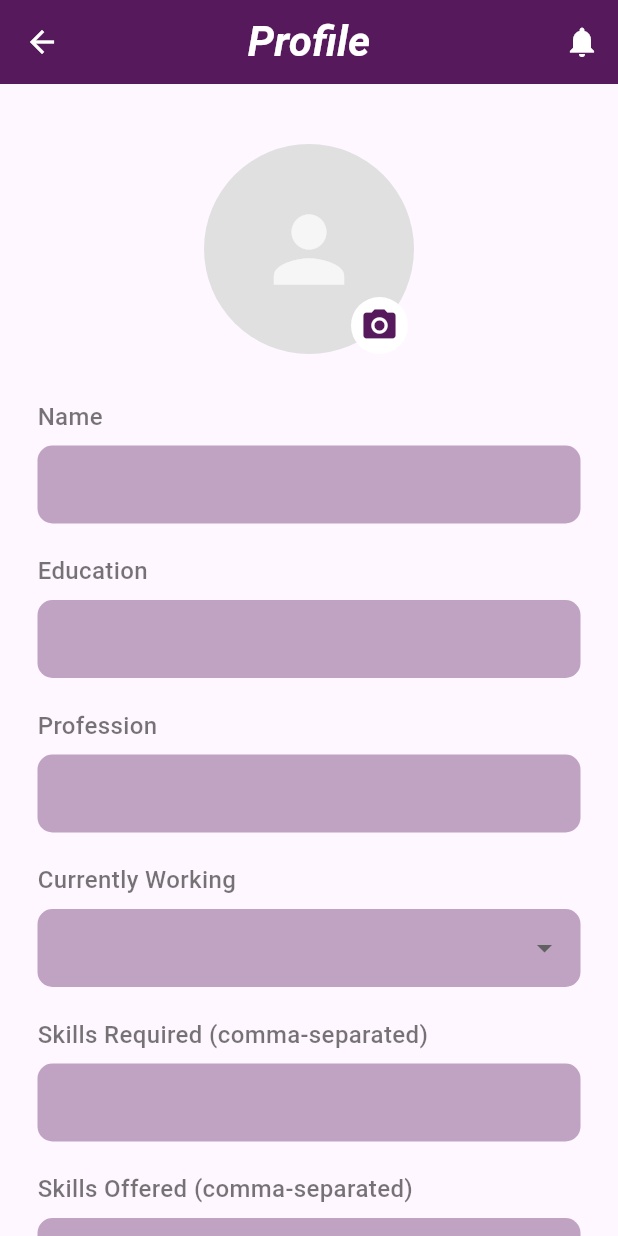
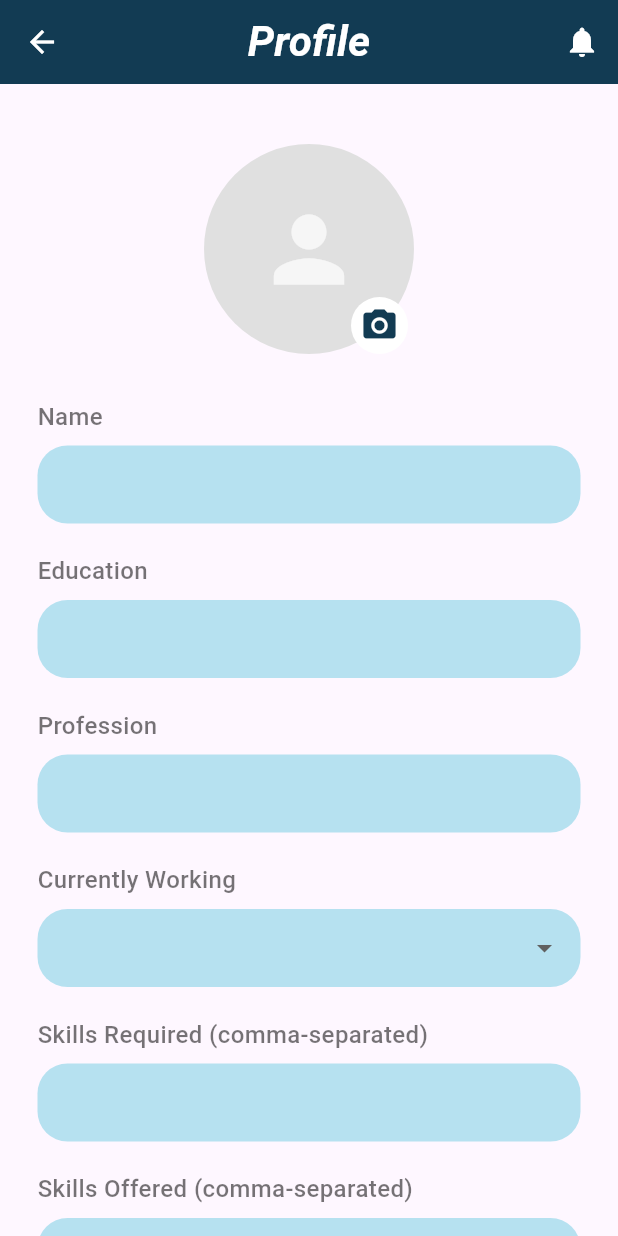
Before and after one commit to AAC-Open-Source-Pool/SkillSocket, a Flutter app: the Profile screen opened directly, on a phone screen of 412 x 824 dp. Run offline on Flutter 3.47's test engine with Material 3 defaults, Android fonts, the phone set to English and light mode, and no system bars; our stand-ins replace flutter_local_notifications, image_picker, pie_chart, share_plus, shared_preferences, socket_io_client and 1 more; missing offline and left inert: swipable_stack; accounts and stored records are empty; network calls fail.

Commit message:
color changes

```diff
--- a/lib/history.dart
+++ b/lib/history.dart
@@ -36,8 +36,8 @@ class History extends StatelessWidget {
         title: Text(
           'History',
           style: TextStyle(
-            fontSize: 32,
-            fontStyle: FontStyle.italic,
+            fontSize: 30,
+            //fontStyle: FontStyle.italic,
             color: Colors.white,
           ),
         ),
--- a/lib/notification.dart
+++ b/lib/notification.dart
@@ -90,7 +90,7 @@ class _NotificationsState extends State<Notifications> {
             color: Colors.white,
           ),
         ),
-        backgroundColor: const Color(0xFF56195B),
+        backgroundColor: const Color(0xFF123b53),
         iconTheme: const IconThemeData(color: Colors.white),
       ),
       body: ListView(
@@ -123,7 +123,7 @@ class _NotificationsState extends State<Notifications> {
                         children: [
                           CircleAvatar(
                             radius: 28,
-                            backgroundColor: const Color(0xFF56195B),
+                            backgroundColor: const Color(0xFF123b53),
                             child: Icon(notif["icon"], color: Colors.white),
                           ),
                           const SizedBox(width: 12),
@@ -195,7 +195,7 @@ class _NotificationsState extends State<Notifications> {
                       children: [
                         CircleAvatar(
                           radius: 24,
-                          backgroundColor: const Color(0xFF56195B),
+                          backgroundColor: const Color(0xFF123b53),
                           child: Icon(notif["icon"], color: Colors.white),
                         ),
                         const SizedBox(width: 10),
--- a/lib/profile.dart
+++ b/lib/profile.dart
@@ -245,7 +245,7 @@ class _ProfileState extends State<Profile> {
     required TextEditingController controller,
     bool readOnly = false, // To make Date of Birth field read-only
     VoidCallback? onTap, // For Date of Birth picker
-    Color fillColor = const Color(0xFFC0A2C2), // Default light purple
+    Color fillColor = const Color(0xFFB6E1F0), // Default light purple
   }) {
     return Padding(
       padding: const EdgeInsets.symmetric(horizontal: 25.0, vertical: 10.0),
@@ -272,7 +272,7 @@ class _ProfileState extends State<Profile> {
               filled: true,
               fillColor: fillColor, // Background color of the text field
               border: OutlineInputBorder(
-                borderRadius: BorderRadius.circular(10.0),
+                borderRadius: BorderRadius.circular(20.0),
                 borderSide: BorderSide.none, // No border line
               ),
               contentPadding:
@@ -299,7 +299,7 @@ class _ProfileState extends State<Profile> {
             fontWeight: FontWeight.bold,
           ),
         ),
-        backgroundColor: const Color(0xFF56195B), // AppBar background color
+        backgroundColor: const Color(0xFF123b53), // AppBar background color
         iconTheme: const IconThemeData(color: Colors.white), // Icons on AppBar
         actions: [
           IconButton(
@@ -319,7 +319,7 @@ class _ProfileState extends State<Profile> {
                 mainAxisAlignment: MainAxisAlignment.center,
                 children: [
                   CircularProgressIndicator(
-                    color: Color(0xFF56195B),
+                    color: Color(0xFF123b53),
                   ),
                   SizedBox(height: 16),
                   Text(
@@ -363,7 +363,7 @@ class _ProfileState extends State<Profile> {
                               ),
                               child: const Icon(
                                 Icons.camera_alt,
-                                color: Color(0xFF56195B), // Camera icon color
+                                color: Color(0xFF123b53), // Camera icon color
                                 size: 26,
                               ),
                             ),
@@ -416,9 +416,9 @@ class _ProfileState extends State<Profile> {
                           },
                           decoration: InputDecoration(
                             filled: true,
-                            fillColor: Color(0xFFC0A2C2),
+                            fillColor: Color(0xFFB6E1F0),
                             border: OutlineInputBorder(
-                              borderRadius: BorderRadius.circular(10.0),
+                              borderRadius: BorderRadius.circular(20.0),
                               borderSide: BorderSide.none,
                             ),
                             contentPadding: EdgeInsets.symmetric(
@@ -443,8 +443,7 @@ class _ProfileState extends State<Profile> {
                     label: 'Date of Birth',
                     controller: _dobController,
                     readOnly: true, // Make it read-only
-                    fillColor: const Color.fromARGB(
-                        255, 214, 164, 214), // Darker purple for DOB
+                    fillColor: const Color(0xFFB6E1F0), // Darker purple for DOB
                     onTap: () async {
                       DateTime? pickedDate = await showDatePicker(
                         context: context,
@@ -455,8 +454,7 @@ class _ProfileState extends State<Profile> {
                           return Theme(
                             data: Theme.of(context).copyWith(
                               colorScheme: const ColorScheme.light(
-                                primary: Color(
-                                    0xFF56195B), // Header background color of date picker
+                                primary: Color(0xFF123b53), // Header background color of date picker
                                 onPrimary: Colors
                                     .white, // Header text color of date picker
                                 onSurface: Colors
@@ -464,8 +462,7 @@ class _ProfileState extends State<Profile> {
                               ),
                               textButtonTheme: TextButtonThemeData(
                                 style: TextButton.styleFrom(
-                                  foregroundColor: const Color(
-                                      0xFF56195B), // Button text color in date picker
+                                  foregroundColor: const Color(0xFF123b53), // Button text color in date picker
                                 ),
                               ),
                             ),
@@ -534,12 +531,11 @@ class _ProfileState extends State<Profile> {
                             ? null
                             : _saveProfileData, // Disable when saving
                         style: ElevatedButton.styleFrom(
-                          backgroundColor: const Color(
-                              0xFF56195B), // Button background color
+                          backgroundColor:Color(0xFF123b53), // Button background color
                           foregroundColor: Colors.white, // Button text color
                           shape: RoundedRectangleBorder(
                             borderRadius:
-                                BorderRadius.circular(10.0), // Rounded corners
+                                BorderRadius.circular(30.0), // Rounded corners
                           ),
                           elevation: 5, // Add a little shadow
                           minimumSize:
--- a/lib/skillpopup.dart
+++ b/lib/skillpopup.dart
@@ -23,7 +23,7 @@ class _SkillMatchAppState extends State<SkillMatchApp> {
     return Container(
       decoration: const BoxDecoration(
         gradient: LinearGradient(
-          colors: [Color(0xFFD6A4A4), Color(0xFF5C1A82)],
+          colors: [Color(0xFFB6E1F0),Color(0xFF66B7D2), Color(0xFF123b53)],
           begin: Alignment.topCenter,
           end: Alignment.bottomCenter,
         ),
--- a/lib/studyroom.dart
+++ b/lib/studyroom.dart
@@ -141,7 +141,8 @@ class _StudyRoomState extends State<StudyRoom> {
               icon: Icon(Icons.person_rounded)),
         ],
       ),
-      body: Column(
+      body:
+      Column(
         children: [
           // Search bar at the top
           Container(
```
Also changed, not shown: lib/chatbot.dart (+12 -12 lines), lib/login.dart (+5 -5 lines), lib/popup.dart (+5 -6 lines), lib/reviews.dart (+5 -5 lines), lib/signup.dart (+19 -19 lines), lib/signup2.dart (+18 -37 lines), 1 other file.
